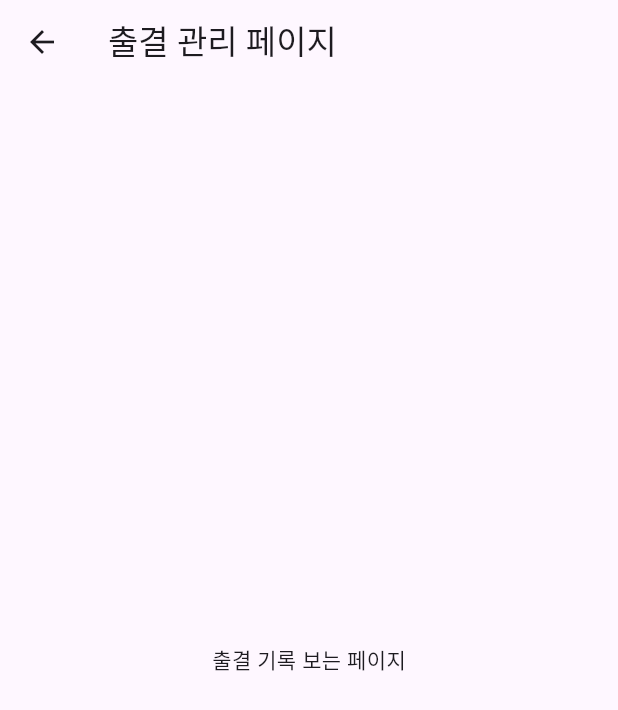
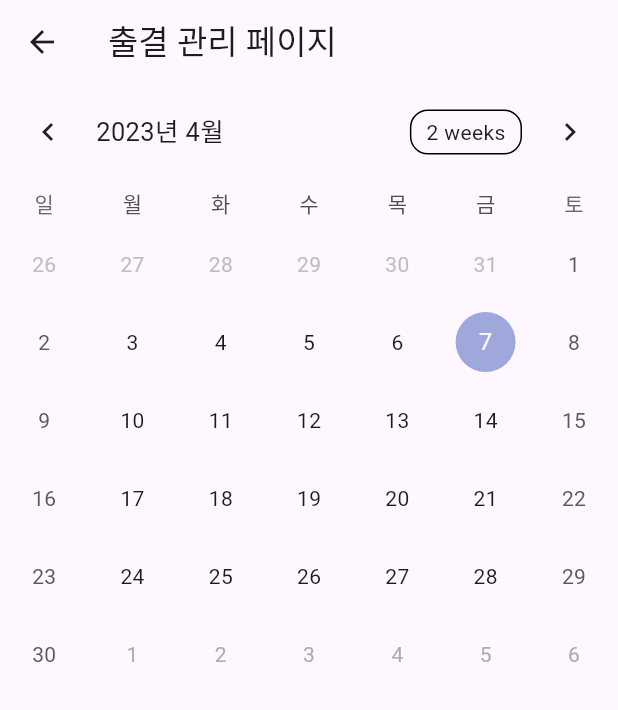
Before and after one commit to SUVID-18/check_attendance_student, a Flutter app: the screen it shows after launch, after a tap on "출결 기록 페이지로", on a phone screen of 412 x 824 dp. Shown: the top 710 px of the screen. Run offline on Flutter 3.47's test engine with Material 2 defaults, Android fonts, the phone set to English and light mode, and no system bars; drawn by our look-alikes of table_calendar; our stand-ins replace go_router.

Commit message:
#14 기록 표시 페이지 구현 시작(달력만 표시됨)

```diff
--- a/lib/main.dart
+++ b/lib/main.dart
@@ -5,8 +5,12 @@ import 'package:check_attendance_student/view/attendance_history.dart';
 import 'package:check_attendance_student/view/login.dart';
 import 'package:check_attendance_student/view/main_page.dart';
 import 'package:check_attendance_student/view/settings_page.dart';
+import 'package:intl/date_symbol_data_local.dart';
 
-void main() => runApp(App());
+//달력 로컬라이징을 위한 async화와 initializeDateFormatting
+void main() async{
+  await initializeDateFormatting();
+  runApp(App());}
 
 /// 앱 이름에 해당되는 상수
 const String appName = '전출 시스템';
--- a/lib/view/attendance_history.dart
+++ b/lib/view/attendance_history.dart
@@ -1,20 +1,51 @@
 import 'package:flutter/material.dart';
+import 'package:table_calendar/table_calendar.dart';
 
 /// 출결 기록을 확인하는 페이지 입니다.
 ///
 /// 이곳에서 본인의 출결 내역 확인이 가능합니다.
-class AttendanceHistoryPage extends StatelessWidget {
+
+class AttendanceHistoryPage extends StatefulWidget {
   const AttendanceHistoryPage({Key? key}) : super(key: key);
 
+  @override
+  State<AttendanceHistoryPage> createState() => _AttendanceHistoryPageState();
+}
+
+class Event {
+  String title;
+  bool complete;
+  Event(this.title, this.complete);
+
+  @override
+  String toString() => title;
+}
+
+Map<DateTime,dynamic> eventSource = {
+  DateTime(2023,4,3) : [Event('5분 기도하기',false),Event('교회 가서 인증샷 찍기',true),Event('QT하기',true),Event('셀 모임하기',false),],
+  DateTime(2023,4,4) : [Event('5분 기도하기',false),Event('치킨 먹기',true),Event('QT하기',true),Event('셀 모임하기',false),],
+  DateTime(2023,4,5) : [Event('5분 기도하기',false),Event('자기 셀카 올리기',true),Event('QT하기',false),Event('셀 모임하기',false),],
+  DateTime(2023,4,11) : [Event('5분 기도하기',false),Event('가족과 저녁식사 하기',true),Event('QT하기',true)],
+  DateTime(2023,4,13) : [Event('5분 기도하기',false),Event('교회 가서 인증샷 찍기',true),Event('QT하기',false),Event('셀 모임하기',false),],
+  DateTime(2023,4,15) : [Event('5분 기도하기',false),Event('치킨 먹기',false),Event('QT하기',true),Event('셀 모임하기',false),],
+  DateTime(2023,4,18) : [Event('5분 기도하기',false),Event('자기 셀카 올리기',true),Event('QT하기',false),Event('셀 모임하기',false),],
+  DateTime(2023,4,20) : [Event('5분 기도하기',true),Event('자기 셀카 올리기',true),Event('QT하기',true),Event('셀 모임하기',true),],
+  DateTime(2023,4,21) : [Event('5분 기도하기',false),Event('가족과 저녁식사 하기',true),Event('QT하기',false)]
+};
+
+class _AttendanceHistoryPageState extends State<AttendanceHistoryPage> {
   @override
   Widget build(BuildContext context) {
     return Scaffold(
       appBar: AppBar(
         title: Text('출결 관리 페이지'),
       ),
-      body: const Center(
-        child: Text('출결 기록 보는 페이지'),
-      ),
-    );
+      body: TableCalendar(
+        focusedDay: DateTime.now(),
+        firstDay: DateTime(2023,4,1),
+        lastDay: DateTime(2023,12,31),
+        locale: 'ko-KR',
+        daysOfWeekHeight: 30,
+      ));
   }
 }
--- a/pubspec.yaml
+++ b/pubspec.yaml
@@ -28,6 +28,8 @@ environment:
 # the latest version available on pub.dev. To see which dependencies have newer
 # versions available, run `flutter pub outdated`.
 dependencies:
+  intl: ^0.18.0
+  table_calendar: ^3.0.9
   flutter:
     sdk: flutter
 
```
Also changed, not shown: pubspec.lock.
